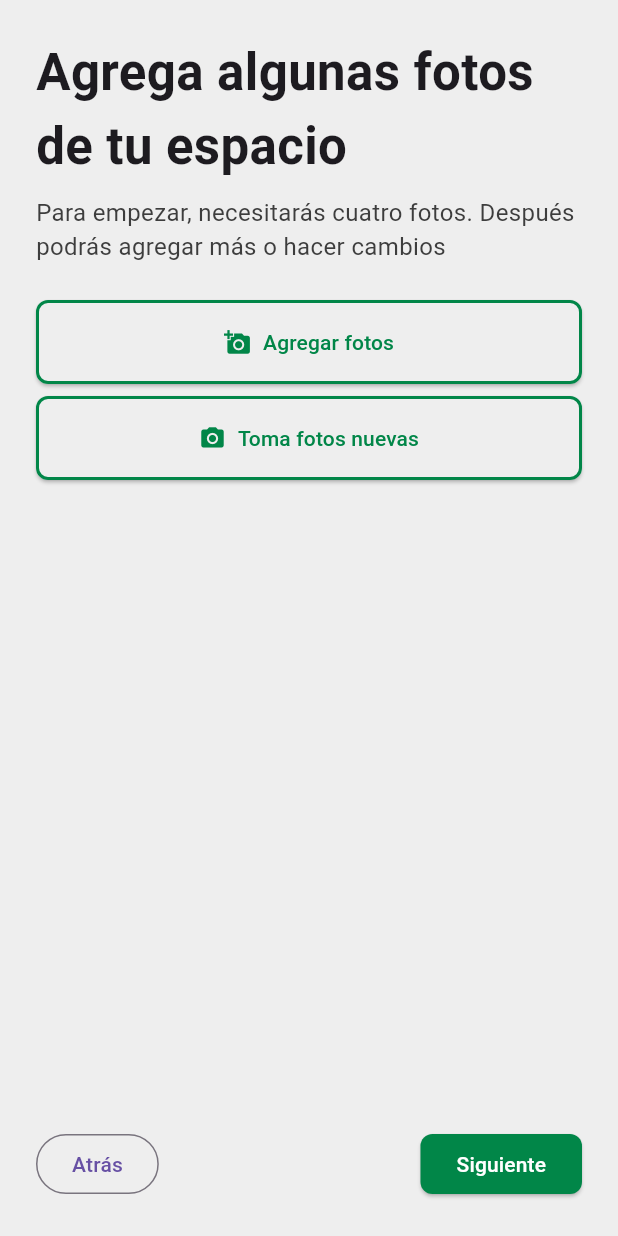
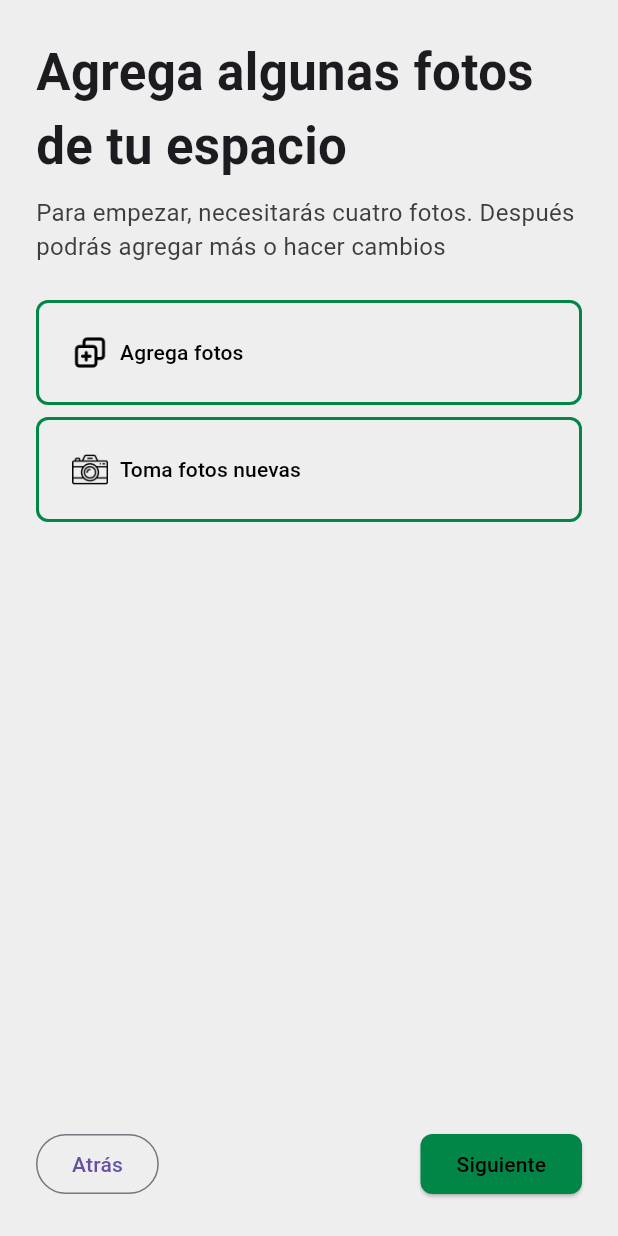
Before and after one commit to Aplicaciones-Moviles-WV61-Grupo4/NestHubApp, a Flutter app: the PhotoUploadScreen screen opened directly, on a phone screen of 412 x 824 dp. Run offline on Flutter 3.47's test engine with Material 3 defaults, Android fonts, the phone set to English and light mode, and no system bars; our stand-ins replace google_maps_flutter.

Commit message:
feat: updated icons

```diff
--- a/lib/photo_upload_screen.dart
+++ b/lib/photo_upload_screen.dart
@@ -31,67 +31,21 @@ class PhotoUploadScreen extends StatelessWidget {
               const SizedBox(height: 24),
               SizedBox(
                 width: double.infinity,
-                child: ElevatedButton(
-                  onPressed: () {
-                    // Acción para agregar fotos
-                  },
-                  style: ElevatedButton.styleFrom(
-                    backgroundColor: Colors.grey[200],
-                    side: const BorderSide(
-                      color: Color.fromARGB(255, 1, 134, 72),
-                      width: 2,
-                    ),
-                    shape: RoundedRectangleBorder(
-                      borderRadius: BorderRadius.circular(8),
-                    ),
-                    minimumSize: const Size(double.infinity, 56),
-                  ),
-                  child: const Row(
-                    mainAxisSize: MainAxisSize.min,
-                    mainAxisAlignment: MainAxisAlignment.center,
-                    children: [
-                      Icon(Icons.add_a_photo,
-                          color: Color.fromARGB(255, 1, 134, 72)),
-                      SizedBox(width: 8),
-                      Text(
-                        'Agregar fotos',
-                        style:
-                            TextStyle(color: Color.fromARGB(255, 1, 134, 72)),
-                      ),
-                    ],
-                  ),
+                child: _buildPhotoButton(
+                  context,
+                  imagePath: 'assets/photo_upload_icons/agregar_fotos.png',
+                  label: 'Agrega fotos',
+                  onPressed: () {},
                 ),
               ),
               const SizedBox(height: 8),
               SizedBox(
                 width: double.infinity,
-                child: ElevatedButton(
+                child: _buildPhotoButton(
+                  context,
+                  imagePath: 'assets/photo_upload_icons/foto_nueva.png',
+                  label: 'Toma fotos nuevas',
                   onPressed: () {},
-                  style: ElevatedButton.styleFrom(
-                    backgroundColor: Colors.grey[200],
-                    side: const BorderSide(
-                      color: Color.fromARGB(255, 1, 134, 72),
-                      width: 2,
-                    ),
-                    shape: RoundedRectangleBorder(
-                      borderRadius: BorderRadius.circular(8),
-                    ),
-                    minimumSize: const Size(double.infinity, 56),
-                  ),
-                  child: const Row(
-                    mainAxisSize: MainAxisSize.min,
-                    mainAxisAlignment: MainAxisAlignment.center,
-                    children: [
-                      Icon(Icons.camera_alt,
-                          color: Color.fromARGB(255, 1, 134, 72)),
-                      SizedBox(width: 8),
-                      Text(
-                        'Toma fotos nuevas',
-                        style:
-                            TextStyle(color: Color.fromARGB(255, 1, 134, 72)),
-                      ),
-                    ],
-                  ),
                 ),
               ),
               const Spacer(),
@@ -106,12 +60,13 @@ class PhotoUploadScreen extends StatelessWidget {
                     onPressed: () {},
                     style: ElevatedButton.styleFrom(
                       backgroundColor: const Color.fromARGB(255, 1, 134, 72),
-                      foregroundColor: Colors.white,
+                      foregroundColor: Colors.black,
                       shape: RoundedRectangleBorder(
                         borderRadius: BorderRadius.circular(8),
                       ),
                     ),
-                    child: const Text('Siguiente'),
+                    child: const Text('Siguiente',
+                        style: TextStyle(color: Colors.black)),
                   ),
                 ],
               ),
@@ -121,4 +76,41 @@ class PhotoUploadScreen extends StatelessWidget {
       ),
     );
   }
+
+  Widget _buildPhotoButton(BuildContext context,
+      {required String imagePath,
+      required String label,
+      required VoidCallback onPressed}) {
+    return OutlinedButton(
+      onPressed: onPressed,
+      style: OutlinedButton.styleFrom(
+        side: const BorderSide(
+          color: Color.fromARGB(255, 1, 134, 72),
+          width: 2,
+        ),
+        backgroundColor: Colors.grey[200],
+        shape: RoundedRectangleBorder(
+          borderRadius: BorderRadius.circular(8),
+        ),
+        minimumSize: const Size(double.infinity, 70),
+      ),
+      child: Row(
+        mainAxisSize: MainAxisSize.max,
+        mainAxisAlignment: MainAxisAlignment.start,
+        children: [
+          Image.asset(
+            imagePath,
+            height: 24,
+          ),
+          const SizedBox(width: 8),
+          Text(
+            label,
+            style: const TextStyle(
+              color: Colors.black,
+            ),
+          ),
+        ],
+      ),
+    );
+  }
 }
--- a/lib/space_type_selection_screen.dart
+++ b/lib/space_type_selection_screen.dart
@@ -29,25 +29,27 @@ class SpaceTypeSelectionScreen extends StatelessWidget {
                   children: [
                     _buildSpaceTypeButton(
                       context,
-                      icon: Icons.beach_access,
+                      imagePath: 'assets/space_type_icons/image_casa_playa.png',
                       label: 'Casa de playa',
                       onPressed: () {},
                     ),
                     _buildSpaceTypeButton(
                       context,
-                      icon: Icons.house,
+                      imagePath:
+                          'assets/space_type_icons/image_casa_urbana.png',
                       label: 'Casa urbana',
                       onPressed: () {},
                     ),
                     _buildSpaceTypeButton(
                       context,
-                      icon: Icons.meeting_room,
+                      imagePath:
+                          'assets/space_type_icons/image_salon_elegante.png',
                       label: 'Salones elegantes',
                       onPressed: () {},
                     ),
                     _buildSpaceTypeButton(
                       context,
-                      icon: Icons.nature,
+                      imagePath: 'assets/space_type_icons/image_casa_campo.png',
                       label: 'Casa de campo',
                       onPressed: () {},
                     ),
@@ -59,7 +61,9 @@ class SpaceTypeSelectionScreen extends StatelessWidget {
                 mainAxisAlignment: MainAxisAlignment.spaceBetween,
                 children: [
                   OutlinedButton(
-                    onPressed: () {},
+                    onPressed: () {
+                      // Acción para Atrás
+                    },
                     style: OutlinedButton.styleFrom(
                       side: const BorderSide(color: Color(0xFFE4AC44)),
                       foregroundColor: Colors.black,
@@ -70,7 +74,9 @@ class SpaceTypeSelectionScreen extends StatelessWidget {
                     child: const Text('Atrás'),
                   ),
                   ElevatedButton(
-                    onPressed: () {},
+                    onPressed: () {
+                      // Acción para Siguiente
+                    },
                     style: ElevatedButton.styleFrom(
                       backgroundColor: const Color(0xFFE4AC44),
                       foregroundColor: Colors.white,
@@ -90,11 +96,11 @@ class SpaceTypeSelectionScreen extends StatelessWidget {
   }
 
   Widget _buildSpaceTypeButton(BuildContext context,
-      {required IconData icon,
+      {required String imagePath,
       required String label,
       required VoidCallback onPressed}) {
     return Container(
-      height: 100,
+      height: 120, // Aumenta la altura del contenedor
       child: OutlinedButton(
         onPressed: onPressed,
         style: OutlinedButton.styleFrom(
@@ -108,7 +114,8 @@ class SpaceTypeSelectionScreen extends StatelessWidget {
         child: Column(
           mainAxisAlignment: MainAxisAlignment.center,
           children: [
-            Icon(icon, size: 40, color: Colors.black),
+            Image.asset(imagePath,
+                height: 100), // Aumenta la altura de la imagen
             const SizedBox(height: 8),
             Text(label, textAlign: TextAlign.center),
           ],
--- a/pubspec.yaml
+++ b/pubspec.yaml
@@ -1,6 +1,6 @@
 name: nesthub
 description: "A new Flutter project."
-publish_to: 'none'
+publish_to: "none"
 version: 0.1.0
 
 environment:
@@ -24,3 +24,5 @@ flutter:
     - assets/login_icons/icon_google.png
     - assets/login_icons/icon_mail.png
     - assets/login_icons/icon_person_add.png
+    - assets/space_type_icons/
+    - assets/photo_upload_icons/
```
Also changed, not shown: assets/photo_upload_icons/agregar_fotos.png (added), assets/photo_upload_icons/foto_nueva.png (added), assets/space_type_icons/image_casa_campo.png (added), assets/space_type_icons/image_casa_playa.png (added), assets/space_type_icons/image_casa_urbana.png (added), assets/space_type_icons/image_salon_elegante.png (added).
